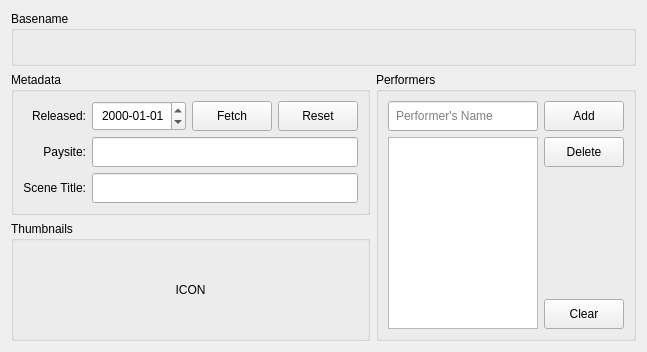
nschepsen/sxtools-manager, file src/sxtools/ui/sceneeditor.ui: the form before one commit.
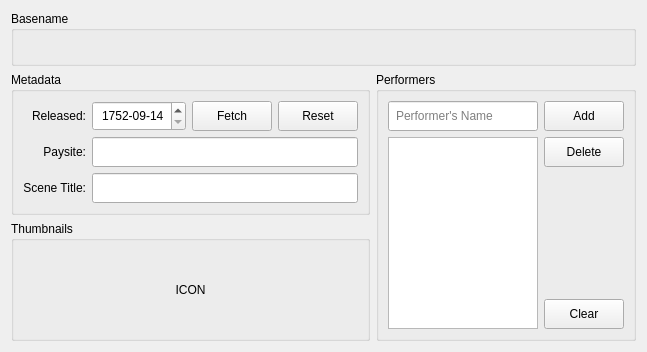
The form after the commit.

```diff
--- a/src/sxtools/ui/sceneeditor.ui
+++ b/src/sxtools/ui/sceneeditor.ui
@@ -302,15 +302,12 @@
         <property name="showGroupSeparator" stdset="0">
          <bool>false</bool>
         </property>
-        <property name="dateTime">
-         <datetime>
-          <hour>0</hour>
-          <minute>0</minute>
-          <second>0</second>
-          <year>2000</year>
-          <month>1</month>
-          <day>1</day>
-         </datetime>
+        <property name="minimumDate">
+         <date>
+          <year>1752</year>
+          <month>9</month>
+          <day>14</day>
+         </date>
         </property>
         <property name="displayFormat">
          <string>yyyy-MM-dd</string>
@@ -318,6 +315,13 @@
         <property name="calendarPopup">
          <bool>false</bool>
         </property>
+        <property name="date">
+         <date>
+          <year>1752</year>
+          <month>9</month>
+          <day>14</day>
+         </date>
+        </property>
        </widget>
       </item>
       <item row="1" column="1" colspan="3">
```
Left out of the diff: 16 changed lines with no effect on the pictures.
